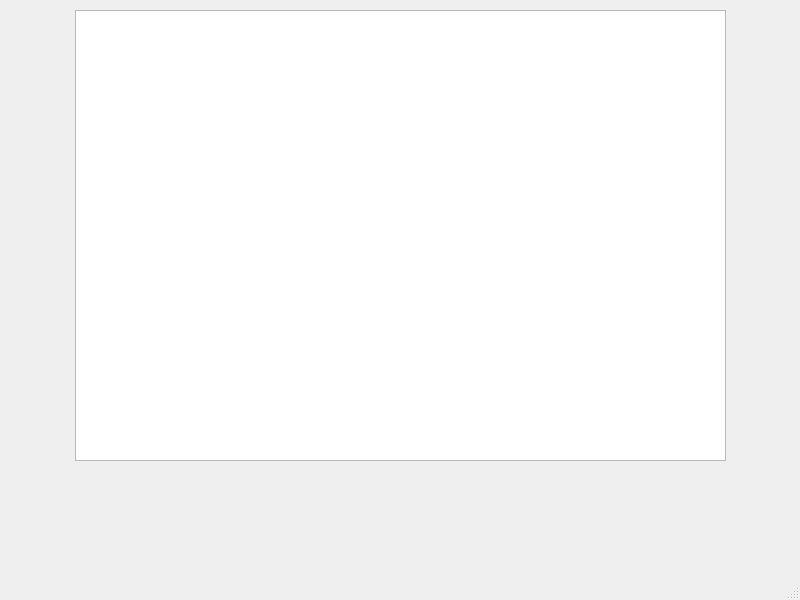
Before: the Qt Designer form main.ui in RuslanRzaev/testtetstetst, drawn with Qt 5.
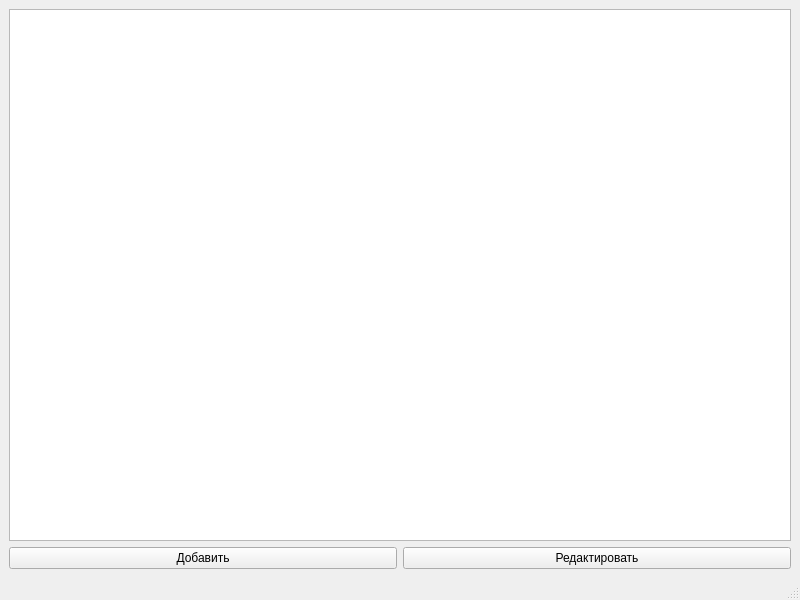
After: the same form once the commit is applied.

```diff
--- a/main.ui
+++ b/main.ui
@@ -14,16 +14,25 @@
    <string>MainWindow</string>
   </property>
   <widget class="QWidget" name="centralwidget">
-   <widget class="QTableWidget" name="tableWidget">
-    <property name="geometry">
-     <rect>
-      <x>75</x>
-      <y>10</y>
-      <width>651</width>
-      <height>451</height>
-     </rect>
-    </property>
-   </widget>
+   <layout class="QGridLayout" name="gridLayout">
+    <item row="0" column="0" colspan="2">
+     <widget class="QTableWidget" name="tableWidget"/>
+    </item>
+    <item row="1" column="0">
+     <widget class="QPushButton" name="add">
+      <property name="text">
+       <string>Добавить</string>
+      </property>
+     </widget>
+    </item>
+    <item row="1" column="1">
+     <widget class="QPushButton" name="edit">
+      <property name="text">
+       <string>Редактировать</string>
+      </property>
+     </widget>
+    </item>
+   </layout>
   </widget>
   <widget class="QMenuBar" name="menubar">
    <property name="geometry">
```
Left out of the diff: 2 changed lines with no effect on the pictures.
